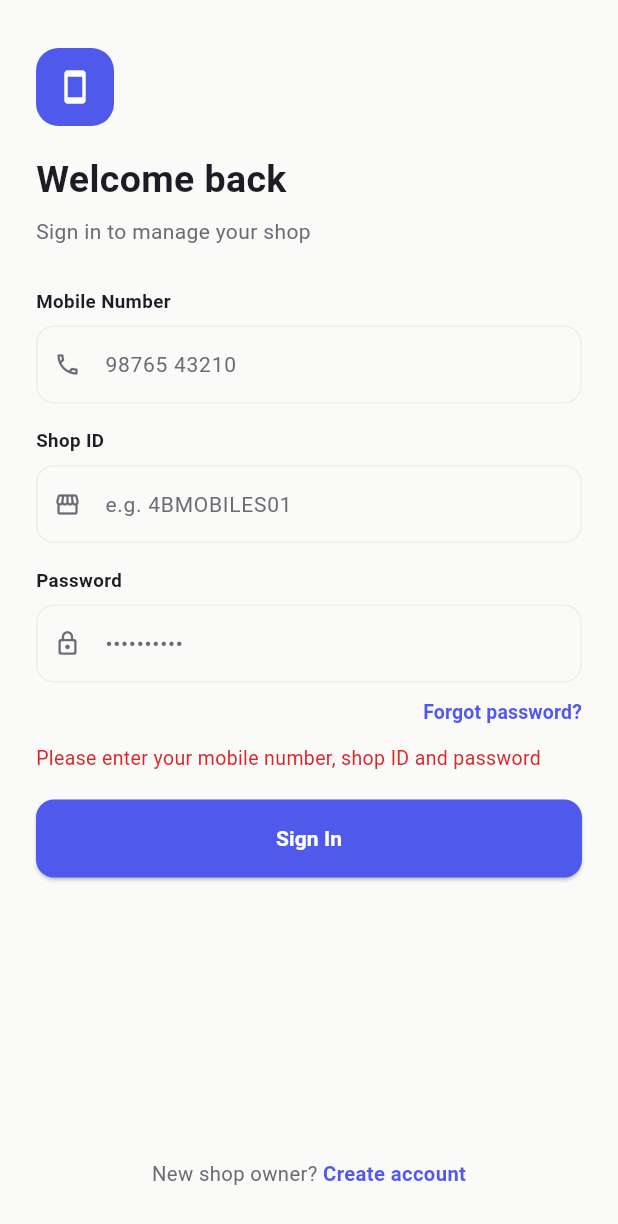
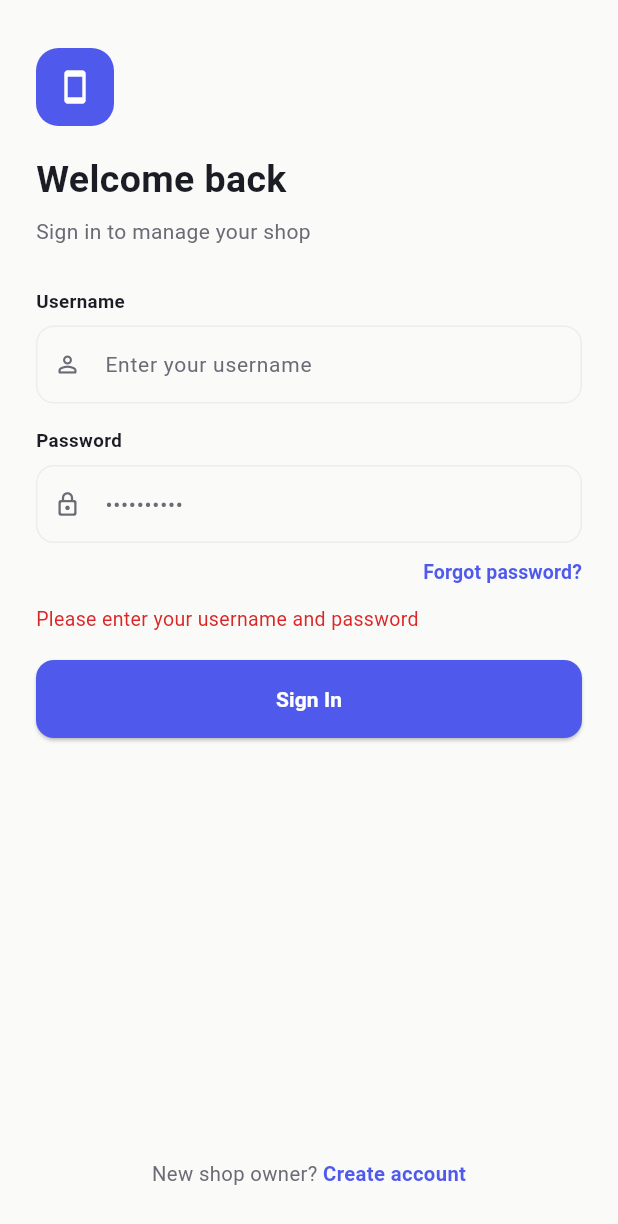
Before and after one commit to BIJEESH314400/mobileshop_application, a Flutter app: the screen it shows after launch, after a tap on "Sign In", on a phone screen of 412 x 824 dp. Shown: the top 1224 px of the screen. Run offline on Flutter 3.47's test engine with Material 3 defaults, Android fonts, the phone set to English and light mode, and no system bars; our stand-ins replace equatable, firebase_core, flutter_bloc; accounts and stored records are empty.

Commit message:
login screen re-design

```diff
--- a/lib/features/auth/bloc/login_bloc.dart
+++ b/lib/features/auth/bloc/login_bloc.dart
@@ -10,10 +10,11 @@ import 'login_state.dart';
 class LoginBloc extends Bloc<LoginEvent, LoginState> {
   LoginBloc() : super(const LoginState()) {
     on<LoginSubmitted>(_onSubmitted);
+    on<BranchSelected>(_onBranchSelected);
   }
 
   Future<void> _onSubmitted(LoginSubmitted event, Emitter<LoginState> emit) async {
-    final validationError = _validate(event.mobile, event.shopId, event.password);
+    final validationError = _validate(event.username, event.password);
     if (validationError != null) {
       emit(state.copyWith(errorMessage: validationError, isSuccess: false));
       return;
@@ -21,29 +22,36 @@ class LoginBloc extends Bloc<LoginEvent, LoginState> {
 
     emit(state.copyWith(isSubmitting: true, clearError: true));
 
-    // TODO: replace with a real Firebase Auth call. Firebase Auth's
-    // email/password provider needs an email-shaped identifier, so
-    // when this is wired up, build a synthetic one from these two
-    // fields instead of asking the user for a real email address,
-    // e.g.:
-    //   final syntheticEmail = '${event.mobile}@${event.shopId}.4bmobiles.app';
-    //   await FirebaseAuth.instance.signInWithEmailAndPassword(
-    //     email: syntheticEmail,
-    //     password: event.password,
-    //   );
+    // TODO: replace with a real login API call. The response should
+    // include something like `hasMultipleBranches` (a bool/bit) plus
+    // the list of branch names/ids for this account when it's true:
+    //   final result = await authApi.login(event.username, event.password);
+    //   if (result.hasMultipleBranches) {
+    //     emit(state.copyWith(
+    //       isSubmitting: false,
+    //       needsBranchSelection: true,
+    //       availableBranches: result.branches,
+    //     ));
+    //     return;
+    //   }
+    //   emit(state.copyWith(isSubmitting: false, isSuccess: true));
+    // Until that real API exists, every login behaves as single-branch
+    // (no popup) — this fake delay stands in for the call.
     await Future.delayed(const Duration(milliseconds: 1200));
 
     emit(state.copyWith(isSubmitting: false, isSuccess: true));
   }
 
-  String? _validate(String mobile, String shopId, String password) {
-    final mobileTrimmed = mobile.trim();
-    final shopIdTrimmed = shopId.trim();
-    if (mobileTrimmed.isEmpty || shopIdTrimmed.isEmpty || password.isEmpty) {
-      return 'Please enter your mobile number, shop ID and password';
-    }
-    if (!RegExp(r'^[0-9]{10}$').hasMatch(mobileTrimmed)) {
-      return 'Enter a valid 10-digit mobile number';
+  void _onBranchSelected(BranchSelected event, Emitter<LoginState> emit) {
+    // TODO: pass event.branchId to the real API / store it as the
+    // active shop context, so every later Firestore query and the
+    // Dashboard/Reports views are scoped to this branch.
+    emit(state.copyWith(isSuccess: true, needsBranchSelection: false));
+  }
+
+  String? _validate(String username, String password) {
+    if (username.trim().isEmpty || password.isEmpty) {
+      return 'Please enter your username and password';
     }
     return null;
   }
--- a/lib/features/auth/bloc/login_event.dart
+++ b/lib/features/auth/bloc/login_event.dart
@@ -10,20 +10,30 @@ sealed class LoginEvent extends Equatable {
   List<Object?> get props => [];
 }
 
-/// Fired when the user taps "Sign In". Carries the raw field values in
-/// with it — the Bloc never reaches into a TextEditingController itself,
-/// the View hands it everything it needs.
-///
-/// Login identifies an account by mobile number + shop ID (not email —
-/// most staff at a small shop have a phone but not necessarily an
-/// email they check), plus a password.
+/// Fired when the user taps "Sign In". Just username + password —
+/// kept deliberately simple. If the account turns out to have more
+/// than one branch, the Bloc doesn't ask for that up front; it finds
+/// out from the login response and asks via a popup afterward instead
+/// (see BranchSelected below), so a single-branch account never sees
+/// an extra field it doesn't need.
 class LoginSubmitted extends LoginEvent {
-  final String mobile;
-  final String shopId;
+  final String username;
   final String password;
 
-  const LoginSubmitted({required this.mobile, required this.shopId, required this.password});
+  const LoginSubmitted({required this.username, required this.password});
 
   @override
-  List<Object?> get props => [mobile, shopId, password];
+  List<Object?> get props => [username, password];
 }
+
+/// Fired when the user picks a branch from the popup shown after
+/// LoginSubmitted, for accounts whose login response says they have
+/// more than one shop.
+class BranchSelected extends LoginEvent {
+  final String branchId;
+
+  const BranchSelected({required this.branchId});
+
+  @override
+  List<Object?> get props => [branchId];
+}
--- a/lib/features/auth/bloc/login_state.dart
+++ b/lib/features/auth/bloc/login_state.dart
@@ -8,10 +8,23 @@ class LoginState extends Equatable {
   final bool isSuccess;
   final String? errorMessage;
 
+  /// True right after a successful username/password check when the
+  /// account's login response says it has more than one branch — the
+  /// View reacts to this by showing the branch-picker popup instead of
+  /// finishing the sign-in immediately. Stays false (no popup) for a
+  /// single-branch account.
+  final bool needsBranchSelection;
+
+  /// The branches to offer in that popup, straight from the login
+  /// response. Empty until `needsBranchSelection` is true.
+  final List<String> availableBranches;
+
   const LoginState({
     this.isSubmitting = false,
     this.isSuccess = false,
     this.errorMessage,
+    this.needsBranchSelection = false,
+    this.availableBranches = const [],
   });
 
   LoginState copyWith({
@@ -19,14 +32,19 @@ class LoginState extends Equatable {
     bool? isSuccess,
     String? errorMessage,
     bool clearError = false,
+    bool? needsBranchSelection,
+    List<String>? availableBranches,
   }) {
     return LoginState(
       isSubmitting: isSubmitting ?? this.isSubmitting,
       isSuccess: isSuccess ?? this.isSuccess,
       errorMessage: clearError ? null : (errorMessage ?? this.errorMessage),
+      needsBranchSelection: needsBranchSelection ?? this.needsBranchSelection,
+      availableBranches: availableBranches ?? this.availableBranches,
     );
   }
 
   @override
-  List<Object?> get props => [isSubmitting, isSuccess, errorMessage];
+  List<Object?> get props =>
+      [isSubmitting, isSuccess, errorMessage, needsBranchSelection, availableBranches];
 }
--- a/lib/features/auth/view/login_screen.dart
+++ b/lib/features/auth/view/login_screen.dart
@@ -4,6 +4,7 @@ import 'package:flutter_bloc/flutter_bloc.dart';
 import '../../../core/routes/app_routes.dart';
 import '../../../core/theme/app_colors.dart';
 import '../../../core/theme/app_palette.dart';
+import '../../../core/widgets/branch_select_dialog.dart';
 import '../bloc/login_bloc.dart';
 import '../bloc/login_event.dart';
 import '../bloc/login_state.dart';
@@ -28,14 +29,12 @@ class _LoginView extends StatefulWidget {
 }
 
 class _LoginViewState extends State<_LoginView> {
-  final _mobileController = TextEditingController();
-  final _shopIdController = TextEditingController();
+  final _usernameController = TextEditingController();
   final _passwordController = TextEditingController();
 
   @override
   void dispose() {
-    _mobileController.dispose();
-    _shopIdController.dispose();
+    _usernameController.dispose();
     _passwordController.dispose();
     super.dispose();
   }
@@ -51,7 +50,17 @@ class _LoginViewState extends State<_LoginView> {
     final p = AppPalette.of(context);
 
     return BlocConsumer<LoginBloc, LoginState>(
-      listener: (context, state) {
+      listener: (context, state) async {
+        // Branch selection first — an account with more than one shop
+        // stops here after a valid username/password until the popup
+        // resolves, rather than logging straight in.
+        if (state.needsBranchSelection) {
+          final branch = await BranchSelectDialog.show(context, branches: state.availableBranches);
+          if (branch != null && context.mounted) {
+            context.read<LoginBloc>().add(BranchSelected(branchId: branch));
+          }
+          return;
+        }
         if (state.isSuccess) {
           Navigator.of(context).pushReplacementNamed(AppRoutes.dashboard);
         }
@@ -104,20 +113,10 @@ class _LoginViewState extends State<_LoginView> {
                   const SizedBox(height: 28),
                   _LabeledField(
                     palette: p,
-                    label: 'Mobile Number',
-                    controller: _mobileController,
-                    icon: Icons.call_outlined,
-                    hintText: '98765 43210',
-                    keyboardType: TextInputType.phone,
-                    maxLength: 10,
-                  ),
-                  const SizedBox(height: 16),
-                  _LabeledField(
-                    palette: p,
-                    label: 'Shop ID',
-                    controller: _shopIdController,
-                    icon: Icons.storefront_outlined,
-                    hintText: 'e.g. 4BMOBILES01',
+                    label: 'Username',
+                    controller: _usernameController,
+                    icon: Icons.person_outline_rounded,
+                    hintText: 'Enter your username',
                   ),
                   const SizedBox(height: 16),
                   _LabeledField(
@@ -164,8 +163,7 @@ class _LoginViewState extends State<_LoginView> {
                           // dispatch an Event with `.add(...)`.
                           : () => context.read<LoginBloc>().add(
                                 LoginSubmitted(
-                                  mobile: _mobileController.text.trim(),
-                                  shopId: _shopIdController.text.trim(),
+                                  username: _usernameController.text.trim(),
                                   password: _passwordController.text,
                                 ),
                               ),
```
Also changed, not shown: lib/core/widgets/branch_select_dialog.dart (added, +87 -0 lines).
